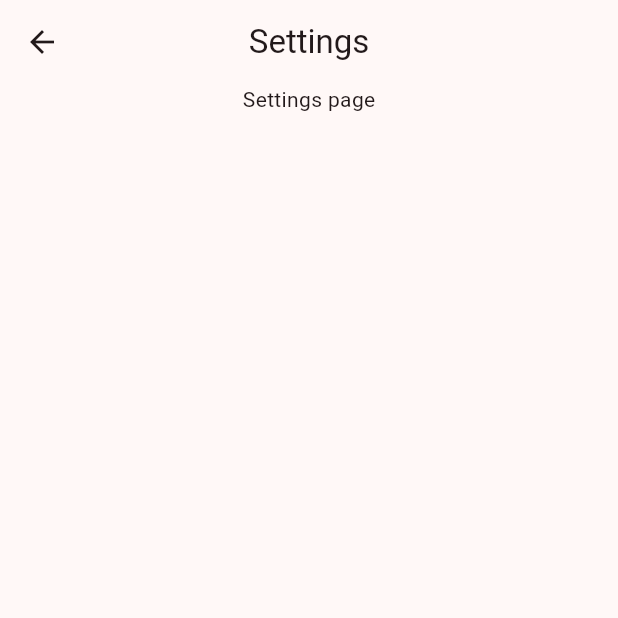
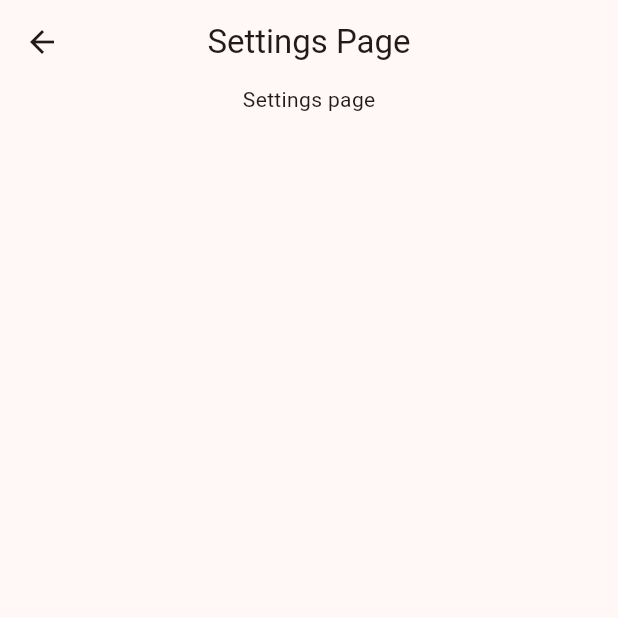
Before and after one commit to trongtunguyen08/demo_flutter, a Flutter app: the screen it shows after launch, after a tap on the "settings" icon, on a phone screen of 412 x 824 dp, the top half of it. Run offline on Flutter 3.47's test engine with Material 3 defaults, Android fonts, the phone set to English and light mode, and no system bars.

Commit message:
Send Data Through pages

```diff
--- a/lib/views/pages/settings_page.dart
+++ b/lib/views/pages/settings_page.dart
@@ -1,13 +1,20 @@
 import 'package:flutter/material.dart';
 
-class SettingsPage extends StatelessWidget {
-  const SettingsPage({super.key});
+class SettingsPage extends StatefulWidget {
+  const SettingsPage({super.key, required this.title});
 
+  final String title;
+
+  @override
+  State<SettingsPage> createState() => _SettingsPageState();
+}
+
+class _SettingsPageState extends State<SettingsPage> {
   @override
   Widget build(BuildContext context) {
     return Scaffold(
       appBar: AppBar(
-        title: const Text("Settings"),
+        title: Text(widget.title),
         centerTitle: true,
         automaticallyImplyLeading: false,
         leading: BackButton(
--- a/lib/views/widget_tree.dart
+++ b/lib/views/widget_tree.dart
@@ -35,7 +35,7 @@ class WidgetTree extends StatelessWidget {
                 context,
                 MaterialPageRoute(
                   builder: (context) {
-                    return SettingsPage();
+                    return SettingsPage(title: "Settings Page");
                   },
                 ),
               );
```
